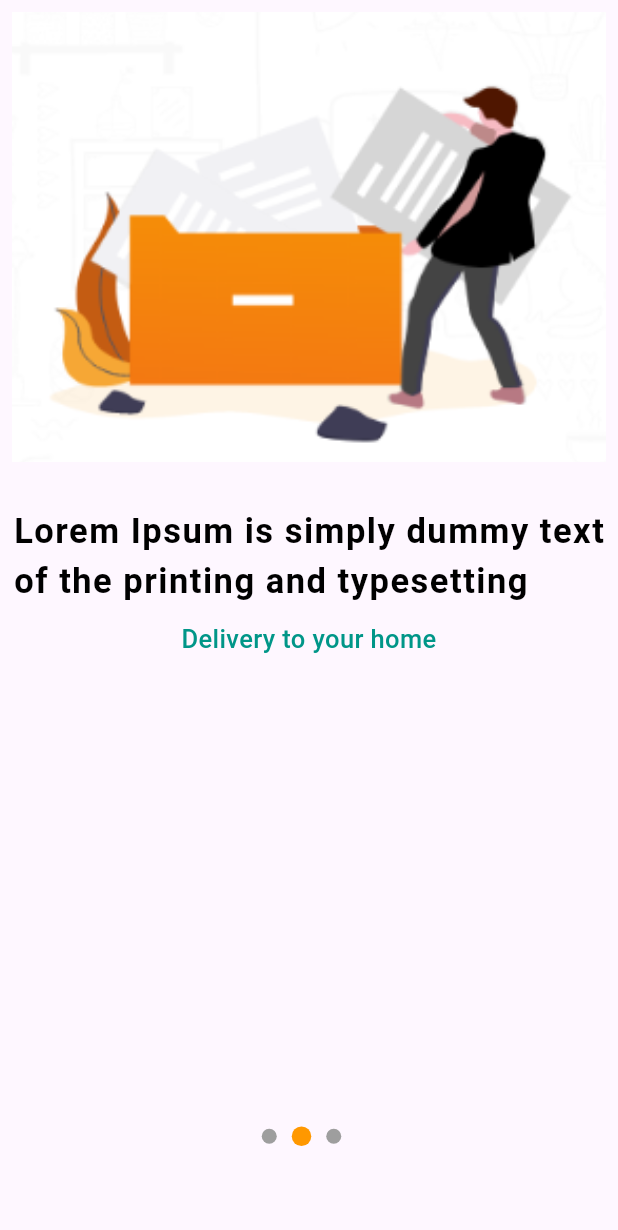
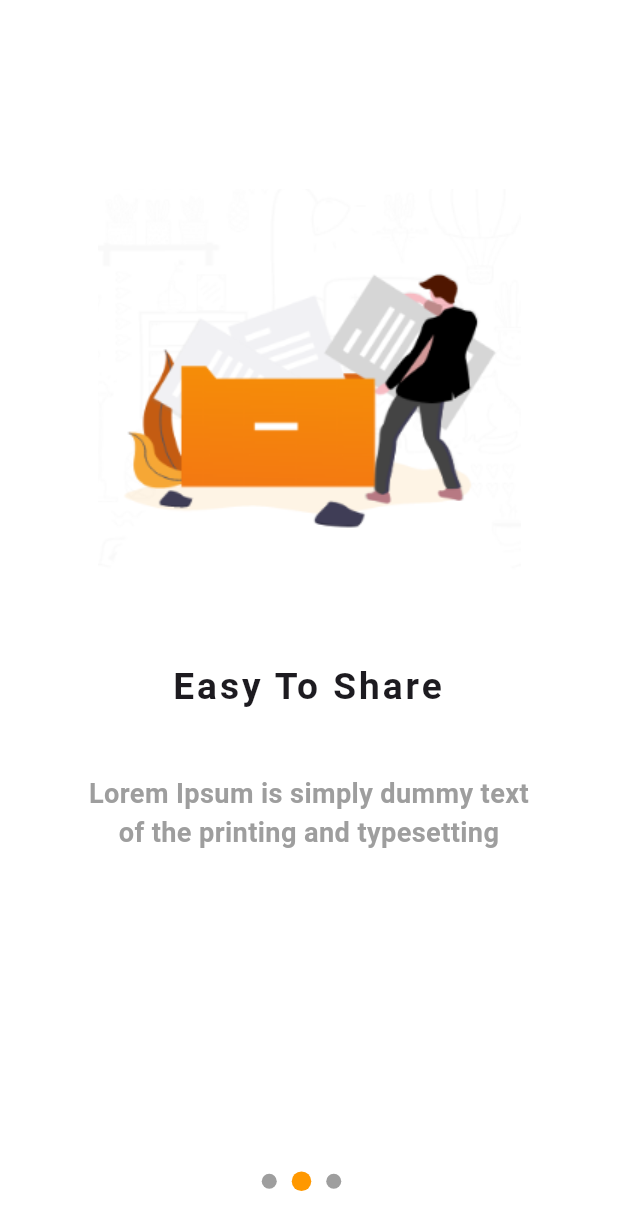
Before and after one commit to Avesh6754/provider_crud_app, a Flutter app: the screen it shows after launch, swiped to page 2, on a phone screen of 412 x 824 dp. Shown: the top 1230 px of the screen. Run offline on Flutter 3.47's test engine with Material 3 defaults, Android fonts, the phone set to English and light mode, and no system bars; our stand-ins replace flutter_speed_dial, local_auth, shared_preferences; Roboto replaces fonts that are missing (poppins).

Commit message:
7-11-2024

```diff
--- a/lib/chanting_app/provider/counter_provider.dart
+++ b/lib/chanting_app/provider/counter_provider.dart
@@ -3,7 +3,7 @@
 
 import 'package:flutter/material.dart';
 import 'package:flutter/rendering.dart';
-import 'package:image_gallery_saver/image_gallery_saver.dart';
+// import 'package:image_gallery_saver/image_gallery_saver.dart';
 import 'package:shared_preferences/shared_preferences.dart';
 
 import '../utils/global.dart';
@@ -108,21 +108,6 @@
    index= sharedPreferences.getInt('index')??0;
    notifyListeners();
   }
-  Future<void> imagesave()
-  async {
-    RenderRepaintBoundary boundary = imagekey.currentContext!
-        .findRenderObject() as RenderRepaintBoundary;
-    final image = await boundary.toImage();
-    final byteData =
-    await image.toByteData(format: ImageByteFormat.png);
-    log(byteData.hashCode.toString());
-    if (byteData != null) {
-      final uint8List = byteData.buffer.asUint8List();
-      log(uint8List.toString());
-      await ImageGallerySaver.saveImage(uint8List);
-    }
-  }
-
   CounterProvider()
   {
     getData();
--- a/lib/chanting_app/view/component/speed_dial.dart
+++ b/lib/chanting_app/view/component/speed_dial.dart
@@ -1,7 +1,7 @@
 import 'dart:developer';
 import 'dart:io';
 import 'dart:ui';
-import 'package:image_gallery_saver/image_gallery_saver.dart';
+// import 'package:image_gallery_saver/image_gallery_saver.dart';
 
 import 'package:flutter/cupertino.dart';
 import 'package:flutter/material.dart';
@@ -66,7 +66,7 @@
             ),
             SpeedDialChild(
               onTap: () {
-                counterProviderfalse.imagesave();
+                // counterProviderfalse.imagesave();
                 ScaffoldMessenger.of(context).showSnackBar(
                     SnackBar(content: Text('Image Save Successfully')));
               },
--- a/lib/food express/provider/list_update_provider.dart
+++ b/lib/food express/provider/list_update_provider.dart
@@ -8,33 +8,30 @@
   int currentindex = 0;
   bool isHome = false;
 
-  List<Onboardingclass> onboardindlist=[];
 
   void listUpdate(int value) {
   currentindex=value;
     notifyListeners();
   }
 
-  void lastPage() {
+
+  Future<void> setData(bool isHome) async {
+    SharedPreferences preferences = await SharedPreferences.getInstance();
+    await preferences.setBool('isHome',isHome);
+
+  }
+  void lastPage()
+  {
     isHome = true;
+    setData(isHome);
     notifyListeners();
   }
 
-  Future<void> setData() async {
-    SharedPreferences preferences = await SharedPreferences.getInstance();
-    await preferences.setBool('isHome', isHome);
-  }
 
-  Future<void> getData()
-  async {
-    SharedPreferences preferences = await SharedPreferences.getInstance();
-    isHome = preferences.getBool('isHome') ?? false;
-  }
+  ListUpdateProvider(bool isHometemp) {
+isHome=isHometemp;
 
-  ListUpdateProvider() {
 
-    onboardindlist=screensList.map((e) => Onboardingclass.fomMap(e)).toList();
 
-    getData();
   }
 }
--- /dev/null
+++ b/lib/food express/screens/component/image_text_udf.dart
@@ -0,0 +1,45 @@
+import 'package:flutter/material.dart';
+
+
+SizedBox buildPage(
+    double height, double width, String img, String title, String description) {
+  return SizedBox(
+    height: height,
+    width: width,
+    child: Column(
+      children: [
+        Container(
+          margin: EdgeInsets.only(top: height * 0.092),
+          child: Image.asset(
+            img,
+          ),
+        ),
+        SizedBox(height: height * 0.060),
+        Padding(
+          padding: const EdgeInsets.all(8.0),
+          child: Text(
+            title,
+            textAlign: TextAlign.center,
+            style: TextStyle(
+                fontFamily: 'poppins',
+                fontWeight: FontWeight.bold,
+                fontSize: width * 0.0300, letterSpacing: 2),
+          ),
+        ),
+        SizedBox(height: height * 0.04),
+        Padding(
+          padding: EdgeInsets.symmetric(horizontal: width * 0.05),
+          child: Text(
+            description,
+            textAlign: TextAlign.center,
+            style: TextStyle(
+                color: Colors.grey,
+                fontFamily: 'poppins',
+                fontWeight: FontWeight.bold,
+                fontSize: width * 0.0220),
+          ),
+        ),
+      ],
+    ),
+  );
+}
--- /dev/null
+++ b/lib/food express/screens/component/indicator.dart
@@ -0,0 +1,37 @@
+import 'package:flutter/material.dart';
+import 'package:provider/provider.dart';
+
+import '../../provider/list_update_provider.dart';
+
+class Indicatorcolor extends StatelessWidget {
+  const Indicatorcolor({
+    super.key,
+    required this.index,
+  });
+
+  final int index;
+
+  @override
+  Widget build(BuildContext context) {
+    return Container(
+      height: (Provider.of<ListUpdateProvider>(context, listen: true)
+          .currentindex ==
+          index)
+          ? 13
+          : 10,
+      width: (Provider.of<ListUpdateProvider>(context, listen: true)
+          .currentindex ==
+          index)
+          ? 13
+          : 10,
+      margin: EdgeInsets.only(right: 10, bottom: 30),
+      decoration: BoxDecoration(
+          borderRadius: BorderRadius.circular(20),
+          color: (Provider.of<ListUpdateProvider>(context, listen: true)
+              .currentindex ==
+              index)
+              ? Colors.orange
+              : Colors.grey),
+    );
+  }
+}
--- a/lib/food express/screens/home_page.dart
+++ b/lib/food express/screens/home_page.dart
@@ -1,127 +1,112 @@
 import 'package:flutter/material.dart';
 
 import 'package:provider/provider.dart';
+import 'package:provider_crud_app/food%20express/screens/home_temp_page.dart';
 
 import '../provider/list_update_provider.dart';
 import '../utils/list.dart';
+import 'component/image_text_udf.dart';
+import 'component/indicator.dart';
 
 class HomePage extends StatelessWidget {
   const HomePage({super.key});
 
   @override
   Widget build(BuildContext context) {
+    double height = MediaQuery.of(context).size.height;
+    double width = MediaQuery.of(context).size.height;
     ListUpdateProvider ProviderFalse =
         Provider.of<ListUpdateProvider>(context, listen: false);
     ListUpdateProvider ProviderTrue =
         Provider.of<ListUpdateProvider>(context, listen: true);
     return Scaffold(
-      body: Column(
-    mainAxisSize: MainAxisSize.min,
-        mainAxisAlignment: MainAxisAlignment.center,
+      backgroundColor: Colors.white,
+      body: Padding(
+        padding: const EdgeInsets.only(top: 50),
+        child: Stack(
           children: [
             Expanded(
-            child: PageView.builder(
+              child: PageView(
+
                 onPageChanged: (value) {
                   ProviderFalse.listUpdate(value);
                 },
-              itemCount: screensList.length,
-              itemBuilder: (context, index) {
-                return Padding(
-                  padding: const EdgeInsets.all(8.0),
-                  child: Column(
           children: [
-                      Container(
-                        height: 300,
-                        width: 400,
+            buildPage(
+                height,
+                width,
+                'assets/image/appimage/intro2.png',
+              'Quick Organize',
+                'Lorem Ipsum is simply dummy text\nof the printing and typesetting',
+
+
+                ),
+            buildPage(
+                height,
+                width,
+                'assets/image/appimage/5.png',
+              'Easy To Share',
+                'Lorem Ipsum is simply dummy text\nof the printing and typesetting',
+
+                ),
+            buildPage(
+                height,
+                width,
+              'assets/image/appimage/2.png',
+                'Simple To Use',
+              'Lorem Ipsum is simply dummy text\nof the printing and typesetting',
+
+             )
+          ]),
+          ),
+            (ProviderTrue.currentindex ==
+                    2 )
+                ? Align(
+              alignment: Alignment.bottomCenter,
+                  child: GestureDetector(
+                      onTap: () {
+                      },
+                      child: Container(
+                        height: 50,
+                        width: double.infinity,
+                        margin: EdgeInsets.only(
+                            right: 30, left: 30, bottom: 30, top: 10),
                         decoration: BoxDecoration(
-                          color: Colors.black,
-                          image: DecorationImage(
-                              image: AssetImage(
-                                  '${ProviderTrue.onboardindlist[index]!.image}'),
-                              fit: BoxFit.cover),
+                            borderRadius: BorderRadius.circular(50),
+                            color: Colors.orange),
+                        alignment: Alignment.center,
+                        child: GestureDetector(
+                            onTap: () {
+                              Navigator.pushReplacement(context, MaterialPageRoute(builder: (context) => HomeTempPage(),));
+                              ProviderFalse.lastPage();
+                              },
+                            child: Text(
+                              'Get Started',
+                              style: TextStyle(
+                                  color: Colors.white,
+                                  letterSpacing: 2,
+                                  fontSize: 25),
+                            )),
                       ),
                     ),
-                      const SizedBox(
-                        height: 30,
-                      ),
-                      Text(
-                        '${ProviderTrue.onboardindlist[index]!.name}',
-                        style: const TextStyle(
-                            color: Colors.black,
-                            fontWeight: FontWeight.bold,
-                            fontSize: 23,
-                            letterSpacing: 1),
-                      ),
-                      const SizedBox(
-                        height: 10,
-                      ),
-                      Text(
-                        '${ProviderTrue.onboardindlist[index]!.label}',
-                        style: const TextStyle(
-                          color: Colors.teal,
-                          fontWeight: FontWeight.w500,
-                          fontSize: 17,
-                        ),
-                        textAlign: TextAlign.center,
-                      ),
-                    ],
-                  ),
-                );
-              },
+                )
+                :
+            Align(
+              alignment: Alignment.bottomCenter,
+              child: Container(
+                child: Row(
+                  mainAxisAlignment: MainAxisAlignment.center,
+                  children: List.generate(
+                      3,
+                      (index) => Indicatorcolor(
+                            index: index,
+                          )),
                 ),
               ),
-          (ProviderTrue.currentindex==ProviderTrue.onboardindlist.length-1)? GestureDetector(
-            onTap: () {
-              ProviderFalse.lastPage();
-            },
-            child: Container(
-              height: 60,
-              width: double.infinity,
-              margin: EdgeInsets.only(right: 20,left: 20,bottom: 20),
-              decoration: BoxDecoration(
-                borderRadius: BorderRadius.circular(50),
-                color: Colors.orange
             ),
-              alignment: Alignment.center,
-              child: Text('Get Started',style: TextStyle(color: Colors.white,letterSpacing: 2,fontSize: 25),),
+    ]
         ),
-          ):
-          SizedBox(height: 20,),
-          Container(
-            child: Row(
-
-
-
-              mainAxisAlignment: MainAxisAlignment.center,
-              children: List.generate(
-                  ProviderTrue.onboardindlist.length, (index) => Indicatorcolor(index: index,)),
-            ),
-          ),
-          SizedBox(height: 30,),
-
-
-        ],
       ),
     );
   }
 }
-
-class Indicatorcolor extends StatelessWidget {
-  const Indicatorcolor({
-    super.key,
-    required this.index,
-  });
-final int index;
-  @override
-  Widget build(BuildContext context) {
-    return Container(
-                    height:  (Provider.of<ListUpdateProvider>(context,listen: true).currentindex==index)?13:10,
-                    width: (Provider.of<ListUpdateProvider>(context,listen: true).currentindex==index)?13:10,
-                    margin: EdgeInsets.only(right: 10,bottom: 30),
-                    decoration: BoxDecoration(
-    borderRadius: BorderRadius.circular(20),
-    color:  (Provider.of<ListUpdateProvider>(context,listen: true).currentindex==index)?Colors.orange:Colors.grey
-                    ),
-                  );
-  }
-}
--- a/lib/food express/utils/list.dart
+++ b/lib/food express/utils/list.dart
@@ -2,18 +2,18 @@
 
 List screensList = [
 
-  { ' text2': 'Lorem Ipsum is simply dummy text\nof the printing and typesetting',
+  { 'text1': 'Lorem Ipsum is simply dummy text\nof the printing and typesetting',
     'image': 'assets/image/appimage/intro2.png',
-    'text1': 'Prepared by experts',},
+    'text2': 'Quick Organize',},
 
 
-  { 'text2': 'Lorem Ipsum is simply dummy text\nof the printing and typesetting',
+  { 'text1': 'Lorem Ipsum is simply dummy text\nof the printing and typesetting',
     'image': 'assets/image/appimage/5.png',
-    'text1': 'Delivery to your home',},
+    'text2': 'Easy To Share',},
 
-  { 'text2': 'Lorem Ipsum is simply dummy text\nof the printing and typesetting',
+  { 'text1': 'Lorem Ipsum is simply dummy text\nof the printing and typesetting',
     'image': 'assets/image/appimage/2.png',
-    'text1': 'Enjoy with everyone',
+    'text2': 'Simple To Use',
 },
 ];
 
--- a/lib/main.dart
+++ b/lib/main.dart
@@ -2,6 +2,7 @@
 import 'package:provider/provider.dart';
 import 'package:provider_crud_app/food%20express/provider/list_update_provider.dart';
 import 'package:provider_crud_app/food%20express/screens/home_page.dart';
+import 'package:provider_crud_app/food%20express/screens/home_temp_page.dart';
 import 'package:provider_crud_app/gallery_authentication/provider/galleryhome_provider.dart';
 import 'package:provider_crud_app/todo_app/provider/TodoProvider.dart';
 import 'package:provider_crud_app/todo_app/provider/theme_provider.dart';
@@ -14,12 +15,16 @@
 import 'gallery_authentication/view/home/gallery_homePage.dart';
 
 bool currenttheme=false;
-void main()
-{
+
+Future<void> main()
+async {
+  WidgetsFlutterBinding.ensureInitialized();
+  SharedPreferences preferences = await SharedPreferences.getInstance();
+  isHomtemp = preferences.getBool('isHome') ?? false;
 
   runApp(MyApp());
 }
-
+bool isHomtemp=false;
 class MyApp extends StatelessWidget {
   const MyApp({super.key});
 
@@ -29,7 +34,7 @@
       providers: [
         ChangeNotifierProvider(create: (context) => CounterProvider(),),
         ChangeNotifierProvider(create: (context) => GalleryHome_Provider(),),
-        ChangeNotifierProvider(create: (context) => ListUpdateProvider(),),
+        ChangeNotifierProvider(create: (context) => ListUpdateProvider(isHomtemp),),
         ChangeNotifierProvider(create: (context) => TodoProvider(),),
         ChangeNotifierProvider(create: (context) => ThemeProvider(),),
       ],
@@ -39,9 +44,8 @@
         theme: ThemeData.light(),
         darkTheme: ThemeData.dark(),
         themeMode:Provider.of<ThemeProvider>(context).isDark?ThemeMode.dark:ThemeMode.light,
-        routes: {
-          '/':(context)=>HomePage(),
-        },
+       home:(Provider.of<ListUpdateProvider>(context).isHome!=true)?HomePage():HomeTempPage(),
+
       ),
     );
   }
--- a/pubspec.yaml
+++ b/pubspec.yaml
@@ -38,7 +38,7 @@
   provider: ^6.1.2
   intl: ^0.19.0
   shared_preferences: ^2.3.2
-  image_gallery_saver: ^2.0.3
+#  image_gallery_saver: ^2.0.3
   flutter_speed_dial: ^7.0.0
   local_auth: ^2.3.0
 
```
Also changed, not shown: pubspec.lock. Lines whose indentation alone changed are shown as unchanged.
